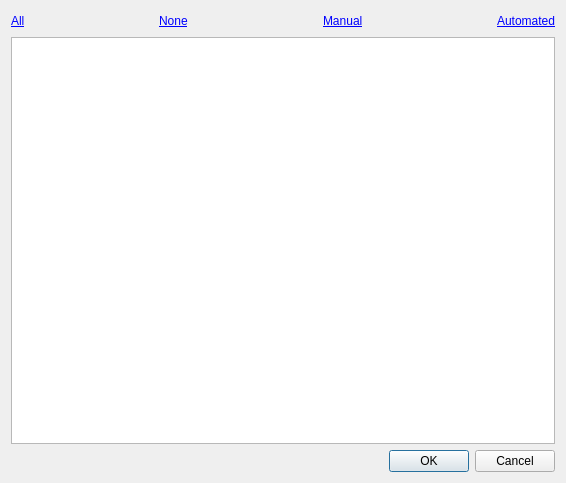
First picture: the form in qgistester/testselector.ui, repository planetfederal/qgis-tester-plugin, before the edit.
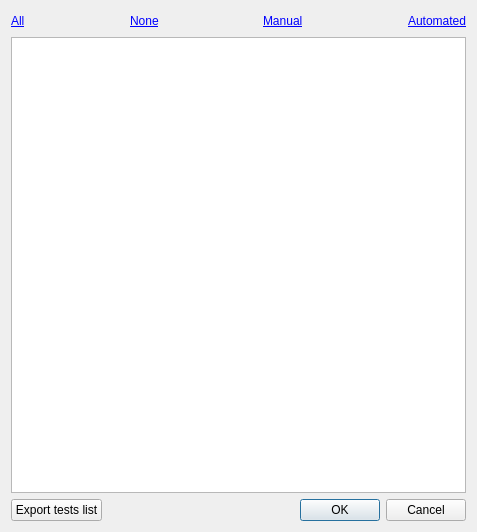
Second picture: the form after the edit.

Commit message:
add option to export list of tests
fixes #7

```diff
--- a/qgistester/testselector.ui
+++ b/qgistester/testselector.ui
@@ -6,8 +6,8 @@
    <rect>
     <x>0</x>
     <y>0</y>
-    <width>566</width>
-    <height>483</height>
+    <width>477</width>
+    <height>532</height>
    </rect>
   </property>
   <property name="windowTitle">
@@ -98,6 +98,15 @@
     </widget>
    </item>
    <item>
+    <layout class="QHBoxLayout" name="horizontalLayout_2">
+     <item>
+      <widget class="QPushButton" name="exportButton">
+       <property name="text">
+        <string>Export tests list</string>
+       </property>
+      </widget>
+     </item>
+     <item>
     <widget class="QDialogButtonBox" name="buttonBox">
      <property name="orientation">
       <enum>Qt::Horizontal</enum>
@@ -106,6 +115,8 @@
       <set>QDialogButtonBox::Cancel|QDialogButtonBox::Ok</set>
      </property>
     </widget>
+     </item>
+    </layout>
    </item>
   </layout>
  </widget>
```
Lines whose indentation alone changed are shown as unchanged. The commit also changes 1 other file.
